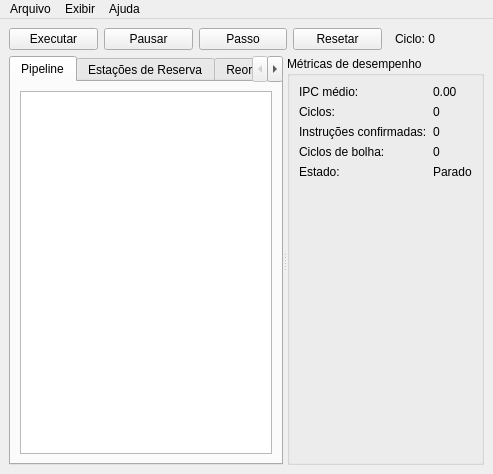
Old version of the form src/ui/mainwindow.ui in the repository PedroHeinrichSP/tomasulo-sim.
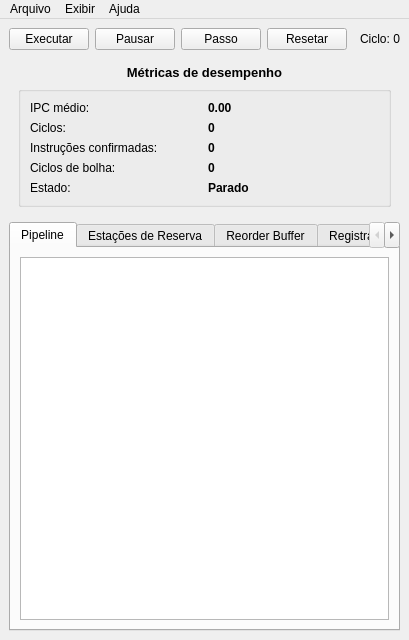
New version of the form. Icons and pictures are not drawn.

```diff
--- a/src/ui/mainwindow.ui
+++ b/src/ui/mainwindow.ui
@@ -23,6 +23,43 @@
       <item><widget class="QLabel" name="lblCycle"><property name="text"><string>Ciclo: 0</string></property></widget></item>
      </layout>
     </item>
+   <item>
+    <widget class="QWidget" name="metricsContainer">
+     <layout class="QVBoxLayout" name="metricsContainerLayout">
+      <item>
+      <widget class="QLabel" name="lblMetricsTitle">
+       <property name="text"><string>Métricas de desempenho</string></property>
+       <property name="alignment"><set>Qt::AlignHCenter|Qt::AlignTop</set></property>
+       <property name="font"><font><bold>true</bold><pointsize>10</pointsize></font></property>
+      </widget>
+      </item>
+      <item>
+      <widget class="QGroupBox" name="metricsBox">
+       <property name="minimumSize"><size><width>320</width><height>0</height></size></property>
+       <property name="sizePolicy">
+        <sizepolicy hsizetype="Preferred" vsizetype="Preferred">
+         <horstretch>0</horstretch>
+         <verstretch>0</verstretch>
+        </sizepolicy>
+       </property>
+       <property name="title"><string></string></property>
+       <layout class="QGridLayout">
+        <item row="0" column="0"><widget class="QLabel" name="lblIPC"><property name="text"><string>IPC médio:</string></property></widget></item>
+        <item row="0" column="1"><widget class="QLabel" name="valIPC"><property name="text"><string>0.00</string></property><property name="font"><font><bold>true</bold></font></property></widget></item>
+        <item row="1" column="0"><widget class="QLabel" name="lblCiclos"><property name="text"><string>Ciclos:</string></property></widget></item>
+        <item row="1" column="1"><widget class="QLabel" name="valCiclos"><property name="text"><string>0</string></property><property name="font"><font><bold>true</bold></font></property></widget></item>
+        <item row="2" column="0"><widget class="QLabel" name="lblCommits"><property name="text"><string>Instruções confirmadas:</string></property></widget></item>
+        <item row="2" column="1"><widget class="QLabel" name="valCommits"><property name="text"><string>0</string></property><property name="font"><font><bold>true</bold></font></property></widget></item>
+        <item row="3" column="0"><widget class="QLabel" name="lblBubbles"><property name="text"><string>Ciclos de bolha:</string></property></widget></item>
+        <item row="3" column="1"><widget class="QLabel" name="valBubbles"><property name="text"><string>0</string></property><property name="font"><font><bold>true</bold></font></property></widget></item>
+        <item row="4" column="0"><widget class="QLabel" name="lblStatus"><property name="text"><string>Estado:</string></property></widget></item>
+        <item row="4" column="1"><widget class="QLabel" name="valStatus"><property name="text"><string>Parado</string></property><property name="font"><font><bold>true</bold></font></property></widget></item>
+       </layout>
+      </widget>
+      </item>
+     </layout>
+    </widget>
+   </item>
 
     <item>
      <widget class="QSplitter" name="splitter">
@@ -66,21 +103,7 @@
        </widget>
       </widget>
 
-      <widget class="QGroupBox" name="metricsBox">
-       <property name="title"><string>Métricas de desempenho</string></property>
-       <layout class="QFormLayout">
-        <item row="0" column="0"><widget class="QLabel" name="lblIPC"><property name="text"><string>IPC médio:</string></property></widget></item>
-        <item row="0" column="1"><widget class="QLabel" name="valIPC"><property name="text"><string>0.00</string></property></widget></item>
-        <item row="1" column="0"><widget class="QLabel" name="lblCiclos"><property name="text"><string>Ciclos:</string></property></widget></item>
-        <item row="1" column="1"><widget class="QLabel" name="valCiclos"><property name="text"><string>0</string></property></widget></item>
-   <item row="2" column="0"><widget class="QLabel" name="lblCommits"><property name="text"><string>Instruções confirmadas:</string></property></widget></item>
-   <item row="2" column="1"><widget class="QLabel" name="valCommits"><property name="text"><string>0</string></property></widget></item>
-   <item row="3" column="0"><widget class="QLabel" name="lblBubbles"><property name="text"><string>Ciclos de bolha:</string></property></widget></item>
-   <item row="3" column="1"><widget class="QLabel" name="valBubbles"><property name="text"><string>0</string></property></widget></item>
-   <item row="4" column="0"><widget class="QLabel" name="lblStatus"><property name="text"><string>Estado:</string></property></widget></item>
-   <item row="4" column="1"><widget class="QLabel" name="valStatus"><property name="text"><string>Parado</string></property></widget></item>
-       </layout>
-      </widget>
+        
      </widget>
     </item>
    </layout>
```
